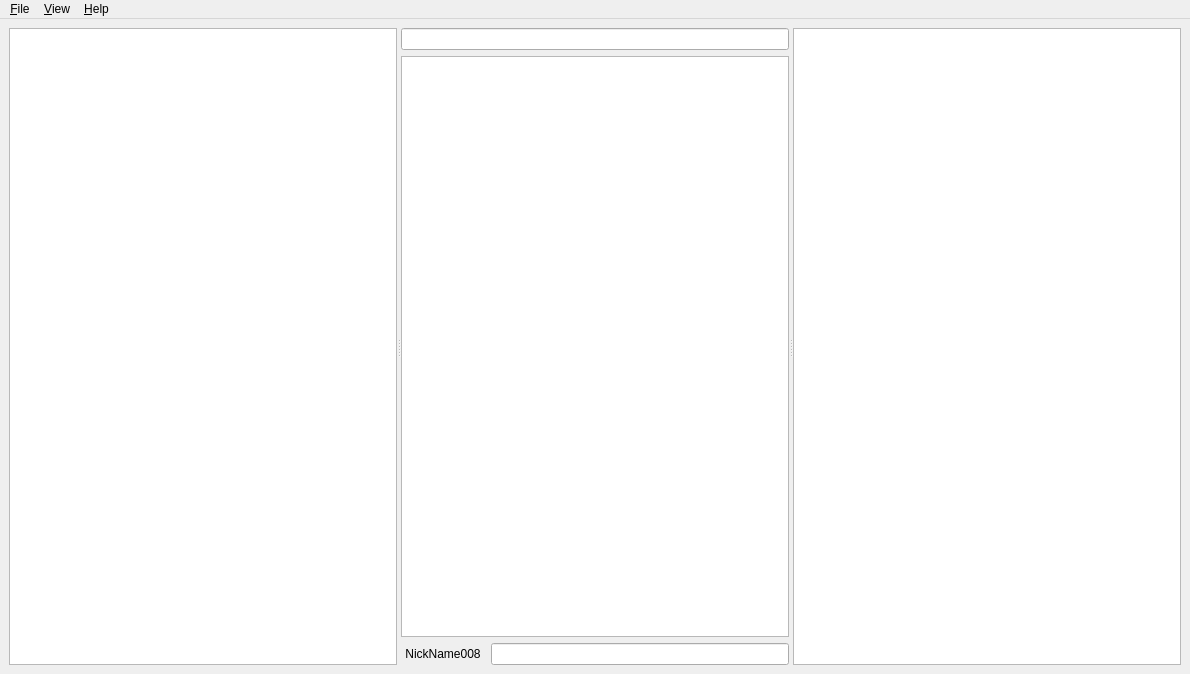
codymj/LuxIRC, file MainWindow.ui: the form before one commit.
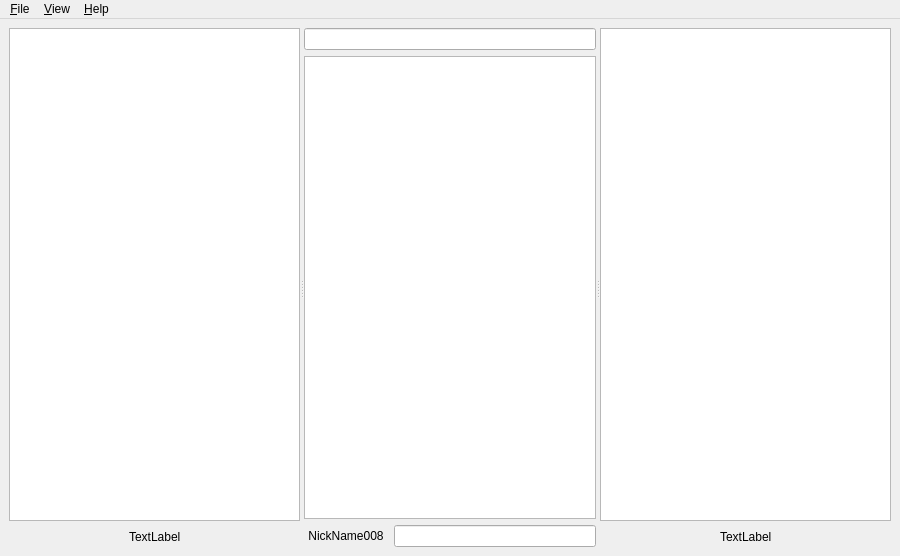
The form after the commit.

Commit message: Add lagLbl, userCountLbl + change variable names

```diff
--- a/MainWindow.ui
+++ b/MainWindow.ui
@@ -6,29 +6,81 @@
    <rect>
     <x>0</x>
     <y>0</y>
-    <width>1190</width>
-    <height>674</height>
+    <width>900</width>
+    <height>556</height>
    </rect>
   </property>
   <property name="windowTitle">
    <string>LuxIRC</string>
   </property>
   <widget class="QWidget" name="centralwidget">
-   <layout class="QVBoxLayout" name="verticalLayout_2">
+   <property name="enabled">
+    <bool>true</bool>
+   </property>
+   <property name="autoFillBackground">
+    <bool>false</bool>
+   </property>
+   <layout class="QVBoxLayout" name="verticalLayout_4">
     <item>
      <widget class="QSplitter" name="splitter">
+      <property name="autoFillBackground">
+       <bool>false</bool>
+      </property>
       <property name="orientation">
        <enum>Qt::Horizontal</enum>
       </property>
-      <widget class="QTreeWidget" name="chanView">
-       <attribute name="headerVisible">
-        <bool>false</bool>
-       </attribute>
-       <column>
-        <property name="text">
-         <string notr="true">1</string>
-        </property>
-       </column>
+      <widget class="QWidget" name="">
+       <layout class="QVBoxLayout" name="verticalLayout_2">
+        <item>
+         <widget class="QTreeWidget" name="chanView">
+          <attribute name="headerVisible">
+           <bool>false</bool>
+          </attribute>
+          <column>
+           <property name="text">
+            <string notr="true">1</string>
+           </property>
+          </column>
+         </widget>
+        </item>
+        <item>
+         <layout class="QHBoxLayout" name="horizontalLayout_2">
+          <item>
+           <spacer name="horizontalSpacer">
+            <property name="orientation">
+             <enum>Qt::Horizontal</enum>
+            </property>
+            <property name="sizeHint" stdset="0">
+             <size>
+              <width>40</width>
+              <height>20</height>
+             </size>
+            </property>
+           </spacer>
+          </item>
+          <item>
+           <widget class="QLabel" name="lagLbl">
+            <property name="text">
+             <string>TextLabel</string>
+            </property>
+           </widget>
+          </item>
+          <item>
+           <spacer name="horizontalSpacer_2">
+            <property name="orientation">
+             <enum>Qt::Horizontal</enum>
+            </property>
+            <property name="sizeHint" stdset="0">
+             <size>
+              <width>40</width>
+              <height>20</height>
+             </size>
+            </property>
+           </spacer>
+          </item>
+         </layout>
+        </item>
+       </layout>
       </widget>
       <widget class="QWidget" name="layoutWidget">
        <layout class="QVBoxLayout" name="verticalLayout">
@@ -77,7 +129,50 @@
         </item>
        </layout>
       </widget>
-      <widget class="QListWidget" name="nickView"/>
+      <widget class="QWidget" name="">
+       <layout class="QVBoxLayout" name="verticalLayout_3">
+        <item>
+         <widget class="QListWidget" name="nickView"/>
+        </item>
+        <item>
+         <layout class="QHBoxLayout" name="horizontalLayout_3">
+          <item>
+           <spacer name="horizontalSpacer_4">
+            <property name="orientation">
+             <enum>Qt::Horizontal</enum>
+            </property>
+            <property name="sizeHint" stdset="0">
+             <size>
+              <width>40</width>
+              <height>20</height>
+             </size>
+            </property>
+           </spacer>
+          </item>
+          <item>
+           <widget class="QLabel" name="userCountLbl">
+            <property name="text">
+             <string>TextLabel</string>
+            </property>
+           </widget>
+          </item>
+          <item>
+           <spacer name="horizontalSpacer_3">
+            <property name="orientation">
+             <enum>Qt::Horizontal</enum>
+            </property>
+            <property name="sizeHint" stdset="0">
+             <size>
+              <width>40</width>
+              <height>20</height>
+             </size>
+            </property>
+           </spacer>
+          </item>
+         </layout>
+        </item>
+       </layout>
+      </widget>
      </widget>
     </item>
    </layout>
@@ -87,7 +182,7 @@
     <rect>
      <x>0</x>
      <y>0</y>
-     <width>1190</width>
+     <width>900</width>
      <height>19</height>
     </rect>
    </property>
```
Left out of the diff: 4 changed lines with no effect on the pictures.
